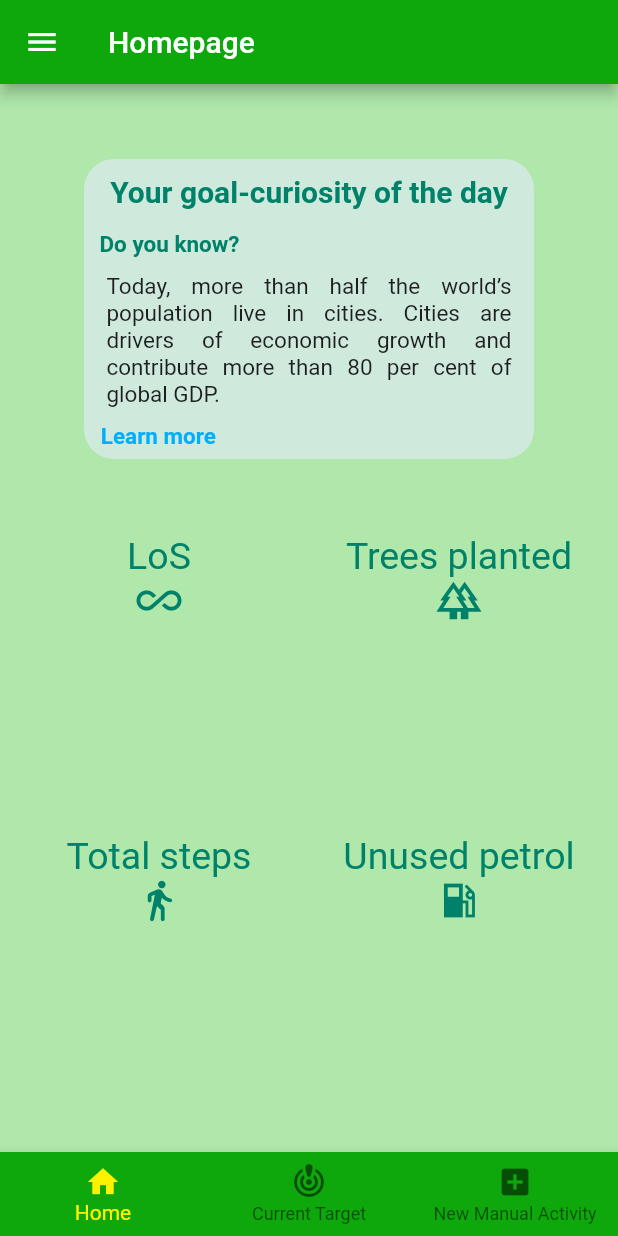
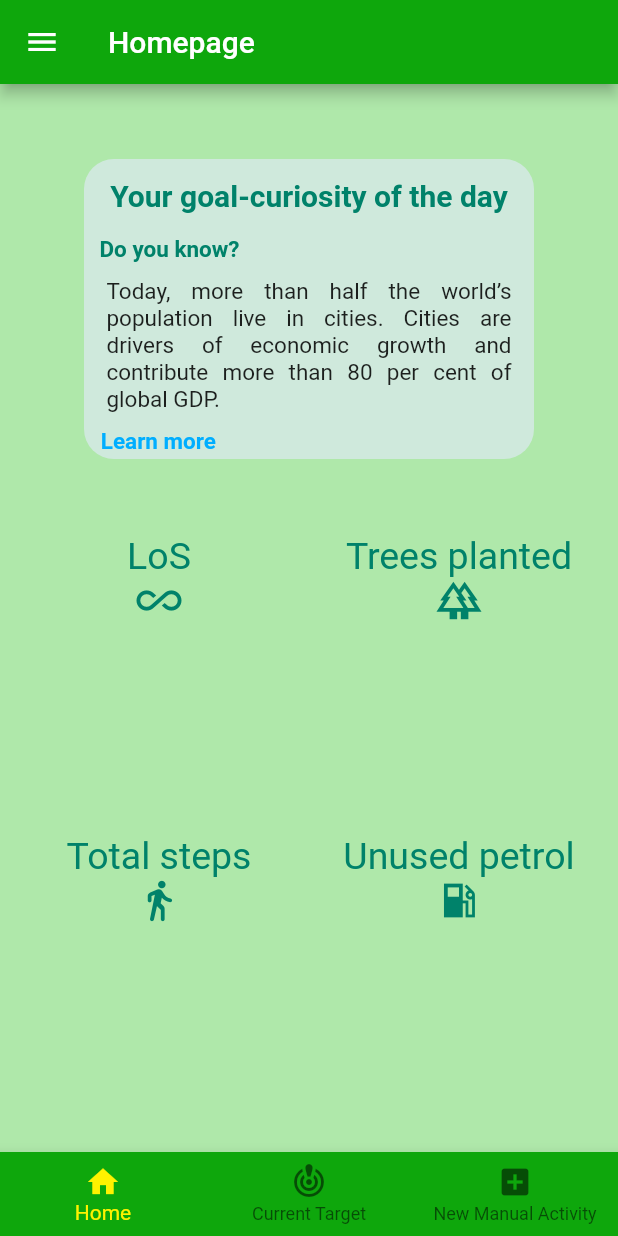
Before and after one commit to AndreaCorrado00/My_project, a Flutter app: the HomePageState screen opened directly, on a phone screen of 412 x 824 dp. Run offline on Flutter 3.47's test engine with Material 2 defaults, Android fonts, the phone set to English and light mode, and no system bars; our stand-ins replace flutter_login; Roboto replaces fonts that are missing (Quicksand).

Commit message:
Some little corrections into the UI

```diff
--- a/my_project/lib/screens/HomePage.dart
+++ b/my_project/lib/screens/HomePage.dart
@@ -4,7 +4,9 @@ import 'package:flutter/material.dart';
 import 'package:my_project/screens/AddActivity.dart';
 import 'package:my_project/screens/CurrentTarget.dart';
 import 'package:my_project/screens/LoginPage.dart';
-import 'package:my_project/screens/ProfileScreen.dart';
+import 'package:my_project/screens/ProfilePage.dart';
+import 'package:my_project/screens/StatisticsPage.dart';
+import 'package:my_project/screens/TipsPage.dart';
 import 'package:my_project/screens/constants.dart';
 
 
@@ -22,7 +24,7 @@ class HomePage extends State<HomePageState>{
                 foregroundColor: secondarylightColor,
                 shadowColor: secondaryColor,
                 fixedSize: const Size(250, 50),
-                alignment: const Alignment(-0.8, 0),
+                alignment: const Alignment(-0.95, 0),
                 textStyle: const TextStyle(
                 fontFamily: myfontFamily,
                 fontSize: 20.0,
@@ -67,13 +69,14 @@ class HomePage extends State<HomePageState>{
               children: [
                 TextButton(
                 style: _TextButtonStyle_Drawer,
-              onPressed: (){Navigator.push(context,MaterialPageRoute(builder: (context) => ProfileScreen()));},
-              child: const Text('Profile'),),
+                onPressed: (){Navigator.push(context,MaterialPageRoute(builder: (context) => ProfilePage()));},
+
+              child: const Text('Profile'),
+              ),
               Icon(
                   IconData(0xe491, fontFamily: 'MaterialIcons'),
                   color: secondarylightColor,
                   size: 24.0,
-                  semanticLabel: 'Text to announce in accessibility modes',
                   ),
               ],
 
@@ -83,13 +86,12 @@ class HomePage extends State<HomePageState>{
               children: [
                 TextButton(
                 style: _TextButtonStyle_Drawer,
-              onPressed: () { },
+              onPressed: () {Navigator.push(context,MaterialPageRoute(builder: (context) => StatisticsPage()));},
               child: const Text('Statistics'),),
               Icon(
                   IconData(0xebef, fontFamily: 'MaterialIcons'),
                   color: secondarylightColor,
                   size: 24.0,
-                  semanticLabel: 'Text to announce in accessibility modes',
                   ),
               ],
 
@@ -99,13 +101,12 @@ class HomePage extends State<HomePageState>{
               children: [
                 TextButton(
                 style: _TextButtonStyle_Drawer,
-              onPressed: () { },
+              onPressed: () {Navigator.push(context,MaterialPageRoute(builder: (context) => TipsPage()));},
               child: const Text('Advice and Tips'),),
               Icon(
                   Icons.tips_and_updates,
                   color: secondarylightColor,
                   size: 24.0,
-                  semanticLabel: 'Text to announce in accessibility modes',
                   ),
               ],
 
@@ -140,9 +141,9 @@ class HomePage extends State<HomePageState>{
               child: Container(
               height: 200,
               width: 300,
-              color: Color.fromARGB(255, 207, 233, 220),
+              color: thirdColor,
               child: Column(
-                //mainAxisAlignment: MainAxisAlignment.center,
+                mainAxisAlignment: MainAxisAlignment.center,
                 children: [
                   SizedBox(height: 10,),
                   Text('Your goal-curiosity of the day',
--- a/my_project/lib/screens/ProfilePage.dart
+++ b/my_project/lib/screens/ProfilePage.dart
@@ -1,26 +1,30 @@
 // ignore_for_file: prefer_const_constructors
 
 import 'package:flutter/material.dart';
+import 'package:my_project/screens/HomePage.dart';
 import 'package:my_project/screens/constants.dart';
 
-class ProfileScreen extends StatefulWidget {
- const ProfileScreen ({super.key});
+class ProfilePage extends StatefulWidget {
+ const ProfilePage ({super.key});
 
   @override
-  ProfileScreenState createState() => ProfileScreenState();
+  ProfilePageState createState() => ProfilePageState();
 }
 
-class ProfileScreenState extends State<ProfileScreen> {
+class ProfilePageState extends State<ProfilePage> {
 static const routename = 'ProfileScreen';
   @override
   Widget build(BuildContext context) {
-    print('${ProfileScreenState.routename} built');
+    print('${ProfilePageState.routename} built');
     return MaterialApp(
       title: 'Profile ',
       home: Scaffold(
         appBar: AppBar(
           backgroundColor: primaryColor,
           title: Text('Profile'),
+          actions: [
+            IconButton(onPressed: (){}, icon: Icon(Icons.settings) )
+          ],
           //automaticallyImplyLeading: true,
 
         ),
@@ -227,8 +231,8 @@ static const routename = 'ProfileScreen';
           ],
         ),
           floatingActionButton: FloatingActionButton(
-          child: const Icon(Icons.settings),
-          onPressed: () {},
+          child: const Icon(Icons.home),
+          onPressed: () {Navigator.push(context,MaterialPageRoute(builder: (context) => HomePageState()));},
           backgroundColor: secondaryColor,
           elevation: 0.0,
           splashColor: primaryLightColor,
--- a/my_project/lib/screens/constants.dart
+++ b/my_project/lib/screens/constants.dart
@@ -4,5 +4,6 @@ const primaryColor = Color.fromARGB(255, 14, 167, 12);
 const primaryLightColor = Color.fromARGB(255, 175, 232, 170);
 const secondaryColor = Color.fromARGB(255, 0, 130, 106);
 const secondarylightColor = Color.fromARGB(255, 255, 242, 0);
+const thirdColor=Color.fromARGB(255, 207, 233, 220);
 const myfontFamily='Quicksand';
 const double defaultPadding = 16.0;
```
Also changed, not shown: my_project/lib/screens/StatisticsPage.dart (+51 -0 lines).
